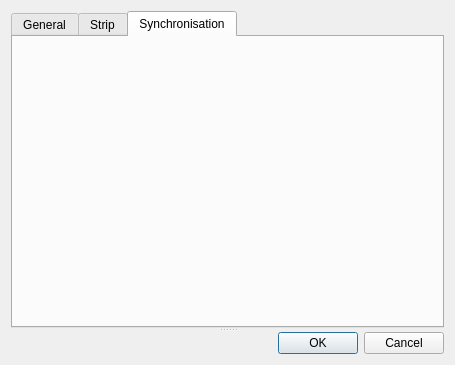
Above: TabPanelTest/PrefPanel.ui from JokerSync/Joker before the change. Below: the same form after it.
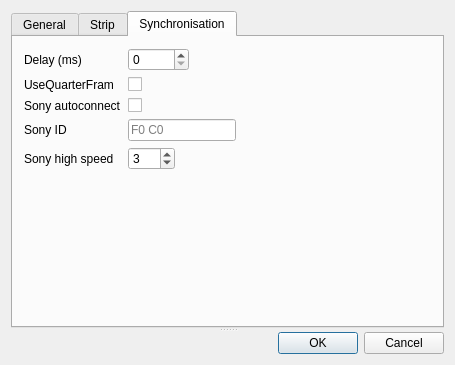
That is the form after the change. The open tabs and pages were chosen to show the change.

Commit message: panel test for check

Diff of the .ui file:
```diff
--- a/TabPanelTest/PrefPanel.ui
+++ b/TabPanelTest/PrefPanel.ui
@@ -229,6 +229,85 @@
           <property name="fieldGrowthPolicy">
            <enum>QFormLayout::FieldsStayAtSizeHint</enum>
           </property>
+          <item row="0" column="0">
+           <widget class="QLabel" name="label">
+            <property name="text">
+             <string>Delay (ms)</string>
+            </property>
+           </widget>
+          </item>
+          <item row="0" column="1">
+           <widget class="QSpinBox" name="spinBox">
+            <property name="maximum">
+             <number>10000</number>
+            </property>
+            <property name="singleStep">
+             <number>10</number>
+            </property>
+           </widget>
+          </item>
+          <item row="1" column="0">
+           <widget class="QLabel" name="label_2">
+            <property name="text">
+             <string>UseQuarterFram</string>
+            </property>
+           </widget>
+          </item>
+          <item row="1" column="1">
+           <widget class="QCheckBox" name="checkBox">
+            <property name="text">
+             <string/>
+            </property>
+           </widget>
+          </item>
+          <item row="2" column="0">
+           <widget class="QLabel" name="label_3">
+            <property name="text">
+             <string>Sony autoconnect</string>
+            </property>
+           </widget>
+          </item>
+          <item row="2" column="1">
+           <widget class="QCheckBox" name="checkBox_2">
+            <property name="text">
+             <string/>
+            </property>
+           </widget>
+          </item>
+          <item row="3" column="0">
+           <widget class="QLabel" name="label_4">
+            <property name="text">
+             <string>Sony ID</string>
+            </property>
+           </widget>
+          </item>
+          <item row="3" column="1">
+           <widget class="QLineEdit" name="lineEdit">
+            <property name="placeholderText">
+             <string>F0 C0</string>
+            </property>
+           </widget>
+          </item>
+          <item row="4" column="0">
+           <widget class="QLabel" name="label_5">
+            <property name="text">
+             <string>Sony high speed</string>
+            </property>
+           </widget>
+          </item>
+          <item row="4" column="1">
+           <widget class="QSpinBox" name="spinBox_2">
+            <property name="minimum">
+             <number>1</number>
+            </property>
+            <property name="maximum">
+             <number>100</number>
+            </property>
+            <property name="value">
+             <number>3</number>
+            </property>
+           </widget>
+          </item>
          </layout>
         </item>
        </layout>
```
Left out of the diff: 14 changed lines with no effect on the pictures. The commit also changes 2 other files.
